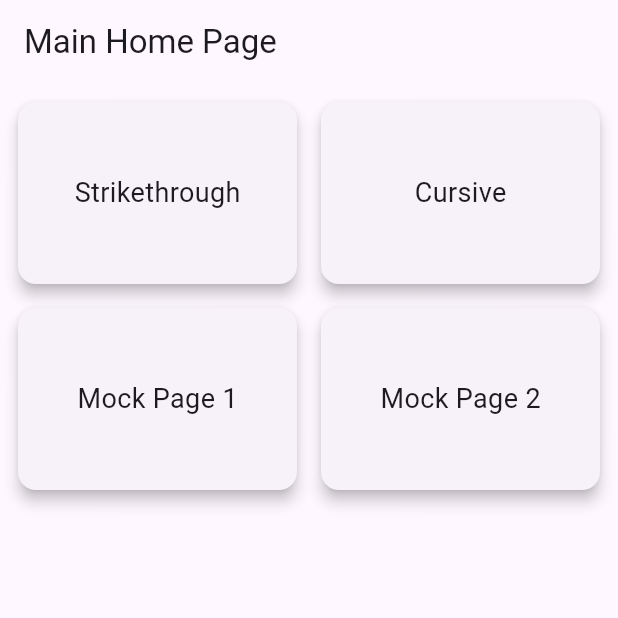
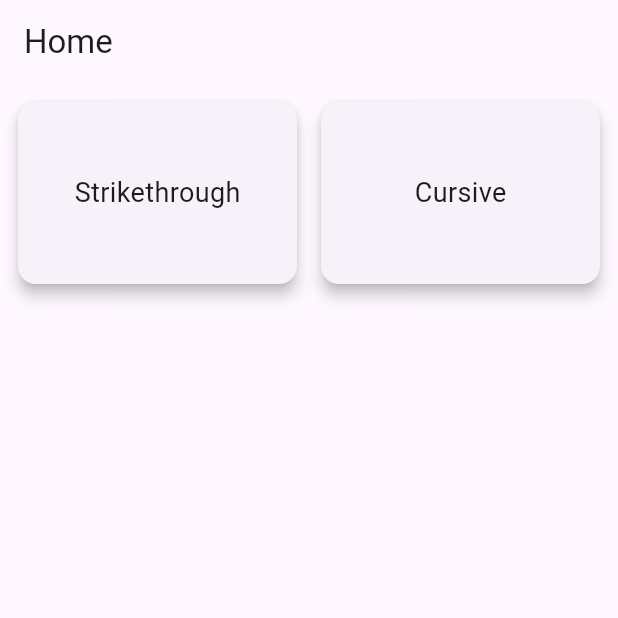
Before and after one commit to auri-gabriel/learning_flutter, a Flutter app: the screen it shows after launch, on a phone screen of 412 x 824 dp, the top half of it. Run offline on Flutter 3.47's test engine with Material 3 defaults, Android fonts, the phone set to English and light mode, and no system bars.

Commit message:
feat: remake project

```diff
--- a/lib/main.dart
+++ b/lib/main.dart
@@ -1,10 +1,72 @@
 import 'package:flutter/material.dart';
-import 'package:strikethrough_app_flutter/cursive_converter.dart';
-import 'package:strikethrough_app_flutter/generic_mock_page.dart';
-import 'package:strikethrough_app_flutter/strikethrough_home_page.dart';
+import 'package:unicode_converter/screens/cursive.dart';
+import 'package:unicode_converter/screens/home.dart';
+import 'package:unicode_converter/screens/strikethrough.dart';
+
+var kColorScheme = ColorScheme.fromSeed(
+  seedColor: Color.fromARGB(255, 180, 60, 140),
+);
+
+var kDarkColorScheme = ColorScheme.fromSeed(
+  brightness: Brightness.dark,
+  seedColor: Color.fromARGB(255, 86, 24, 140),
+);
 
 void main() {
-  runApp(const StrikethroughApp());
+  runApp(const MyApp());
+}
+
+class MyApp extends StatelessWidget {
+  const MyApp({super.key});
+
+  // This widget is the root of your application.
+  @override
+  Widget build(BuildContext context) {
+    return MaterialApp(
+      title: 'Strikethrough App',
+      darkTheme: ThemeData.dark().copyWith(
+        colorScheme: kDarkColorScheme,
+        textTheme: TextTheme().copyWith(),
+        cardTheme: CardThemeData().copyWith(
+          color: kDarkColorScheme.secondaryContainer,
+          margin: const EdgeInsets.symmetric(horizontal: 16, vertical: 8),
+        ),
+        elevatedButtonTheme: ElevatedButtonThemeData(
+          style: ElevatedButton.styleFrom(
+            backgroundColor: kDarkColorScheme.primaryContainer,
+            foregroundColor: kDarkColorScheme.onPrimaryContainer,
+          ),
+        ),
+        inputDecorationTheme: InputDecorationTheme().copyWith(),
+      ),
+      theme: ThemeData().copyWith(
+        colorScheme: kColorScheme,
+        appBarTheme: AppBarTheme().copyWith(
+          backgroundColor: kColorScheme.onPrimaryContainer,
+          foregroundColor: kColorScheme.primaryContainer,
+        ),
+        scaffoldBackgroundColor: kColorScheme.surface,
+        cardTheme: CardThemeData().copyWith(
+          color: kColorScheme.secondaryContainer,
+          margin: const EdgeInsets.symmetric(horizontal: 16, vertical: 8),
+        ),
+        elevatedButtonTheme: ElevatedButtonThemeData(
+          style: ElevatedButton.styleFrom(
+            backgroundColor: kColorScheme.primaryContainer,
+          ),
+        ),
+        textTheme: ThemeData().textTheme.copyWith(
+          titleLarge: TextStyle(
+            fontWeight: FontWeight.bold,
+            color: kColorScheme.onSecondaryContainer,
+            fontSize: 16,
+          ),
+        ),
+      ),
+      themeMode: ThemeMode.system,
+      home: const StrikethroughApp(),
+    );
+  }
 }
 
 class StrikethroughApp extends StatelessWidget {
@@ -16,68 +78,10 @@ class StrikethroughApp extends StatelessWidget {
       title: 'Unicode Strikethrough',
       initialRoute: '/',
       routes: {
-        '/': (context) => const MainHomePage(),
-        '/strikethrough': (context) => const StrikethroughHomePage(),
-        '/cursive': (context) => const CursiveConverter(),
-        '/mock1': (context) => const MockPage(title: 'Mock Page 1'),
-        '/mock2': (context) => const MockPage(title: 'Mock Page 2'),
+        '/': (context) => const HomeScreen(),
+        '/strikethrough': (context) => const StrikethroughConverterScreen(),
+        '/cursive': (context) => const CursiveConverterScreen(),
       },
     );
   }
 }
-
-class MainHomePage extends StatelessWidget {
-  const MainHomePage({super.key});
-
-  @override
-  Widget build(BuildContext context) {
-    return Scaffold(
-      appBar: AppBar(title: const Text('Main Home Page')),
-      body: const GridScreen(),
-    );
-  }
-}
-
-class GridScreen extends StatelessWidget {
-  const GridScreen({super.key});
-
-  final List<Map<String, String>> routes = const [
-    {'title': 'Strikethrough', 'route': '/strikethrough'},
-    {'title': 'Cursive', 'route': '/cursive'},
-    {'title': 'Mock Page 1', 'route': '/mock1'},
-    {'title': 'Mock Page 2', 'route': '/mock2'},
-  ];
-
-  @override
-  Widget build(BuildContext context) {
-    return Padding(
-      padding: const EdgeInsets.all(8.0),
-      child: GridView.count(
-        crossAxisCount: 2,
-        mainAxisSpacing: 8,
-        crossAxisSpacing: 8,
-        childAspectRatio: 3 / 2,
-        children:
-            routes.map((item) {
-              return GestureDetector(
-                onTap: () {
-                  Navigator.pushNamed(context, item['route']!);
-                },
-                child: Card(
-                  elevation: 4,
-                  shape: RoundedRectangleBorder(
-                    borderRadius: BorderRadius.circular(12),
-                  ),
-                  child: Center(
-                    child: Text(
-                      item['title']!,
-                      style: const TextStyle(fontSize: 18),
-                    ),
-                  ),
-                ),
-              );
-            }).toList(),
-      ),
-    );
-  }
-}
--- /dev/null
+++ b/lib/screens/home.dart
@@ -0,0 +1,54 @@
+import 'package:flutter/material.dart';
+
+class HomeScreen extends StatelessWidget {
+  const HomeScreen({super.key});
+
+  @override
+  Widget build(BuildContext context) {
+    return Scaffold(
+      appBar: AppBar(title: const Text('Home')),
+      body: const GridScreen(),
+    );
+  }
+}
+
+class GridScreen extends StatelessWidget {
+  const GridScreen({super.key});
+
+  final List<Map<String, String>> routes = const [
+    {'title': 'Strikethrough', 'route': '/strikethrough'},
+    {'title': 'Cursive', 'route': '/cursive'},
+  ];
+
+  @override
+  Widget build(BuildContext context) {
+    return Padding(
+      padding: const EdgeInsets.all(8.0),
+      child: GridView.count(
+        crossAxisCount: 2,
+        mainAxisSpacing: 8,
+        crossAxisSpacing: 8,
+        childAspectRatio: 3 / 2,
+        children: routes.map((item) {
+          return GestureDetector(
+            onTap: () {
+              Navigator.pushNamed(context, item['route']!);
+            },
+            child: Card(
+              elevation: 4,
+              shape: RoundedRectangleBorder(
+                borderRadius: BorderRadius.circular(12),
+              ),
+              child: Center(
+                child: Text(
+                  item['title']!,
+                  style: const TextStyle(fontSize: 18),
+                ),
+              ),
+            ),
+          );
+        }).toList(),
+      ),
+    );
+  }
+}
```
Also changed, not shown: lib/generic_mock_page.dart (deleted, +0 -17 lines), lib/screens/cursive.dart (renamed from lib/cursive_converter.dart, +4 -4 lines), lib/screens/strikethrough.dart (renamed from lib/strikethrough_home_page.dart, +7 -5 lines), pubspec.yaml (+4 -3 lines), pubspec.lock, 12 other files.
